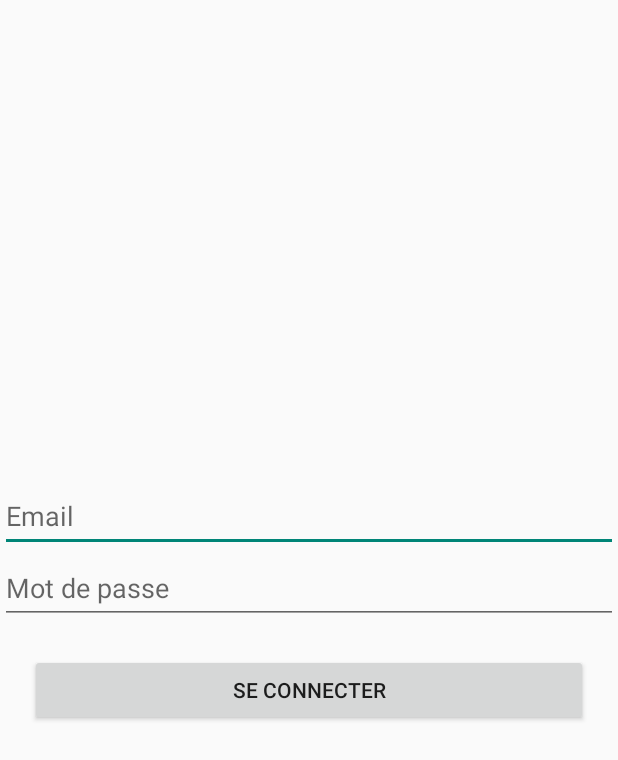
After one commit to Tibz1/SparcoonMobile, an Android app: the layout fragment_connexion.xml on its own in the app's theme, with its tools: preview values and no code run, on a phone screen of 412 x 824 dp. The commit adds this screen. Shown: the top 760 px of the screen. Run offline under Robolectric (Android 15) with nearby library versions, the phone set to English and light mode, and no system bars.

Commit message:
tentative système de connexion avec sql

```diff
--- a/app/build.gradle
+++ b/app/build.gradle
@@ -1,6 +1,9 @@
 plugins {
     id 'com.android.application'
     id 'org.jetbrains.kotlin.android'
+    id 'com.google.gms.google-services'
+    id 'kotlin-android'
+    id 'kotlin-android-extensions'
 }
 
 android {
@@ -38,6 +41,7 @@ dependencies {
     implementation 'com.google.android.material:material:1.4.0'
     implementation 'androidx.constraintlayout:constraintlayout:2.0.4'
     implementation 'com.github.bumptech.glide:glide:4.13.2'
+    implementation 'com.google.firebase:firebase-database:19.2.1'
     testImplementation 'junit:junit:4.13.2'
     androidTestImplementation 'androidx.test.ext:junit:1.1.3'
     androidTestImplementation 'androidx.test.espresso:espresso-core:3.4.0'
--- a/app/src/main/java/fr/thibaud/sparcoon/MainActivity.kt
+++ b/app/src/main/java/fr/thibaud/sparcoon/MainActivity.kt
@@ -2,6 +2,7 @@ package fr.thibaud.sparcoon
 
 import androidx.appcompat.app.AppCompatActivity
 import android.os.Bundle
+import fr.thibaud.sparcoon.fragments.ConnexionFragment
 import fr.thibaud.sparcoon.fragments.HomeFragment
 
 
@@ -12,7 +13,7 @@ class MainActivity : AppCompatActivity() {
 
         //Injecter le fragment dans la boite (fragment_container)
         val transaction = supportFragmentManager.beginTransaction()
-        transaction.replace(R.id.fragment_container, HomeFragment(this))
+        transaction.replace(R.id.fragment_container, ConnexionFragment(this))
         transaction.addToBackStack(null)
         transaction.commit()
 
--- a/app/src/main/java/fr/thibaud/sparcoon/VehiculeModel.kt
+++ b/app/src/main/java/fr/thibaud/sparcoon/VehiculeModel.kt
@@ -6,7 +6,7 @@ class VehiculeModel(
     val modele: String = "Modèle",
     val annee: Int = 2022,
     val energie: String = "Énergie",
-    val Critair: Int = 1,
+    val critair: Int = 1,
     val imageUrl: String = "https://fonts.googleapis.com/css2?family=Material+Symbols+Outlined:opsz,wght,FILL,GRAD@20..48,100..700,0..1,-50..200",
     val liked: Boolean = false
 )
--- /dev/null
+++ b/app/src/main/res/layout/fragment_connexion.xml
@@ -0,0 +1,33 @@
+<?xml version="1.0" encoding="utf-8"?>
+<LinearLayout xmlns:android="http://schemas.android.com/apk/res/android"
+    android:layout_width="match_parent"
+    android:layout_height="match_parent"
+    android:gravity="center"
+    android:orientation="vertical">
+
+    <EditText
+        android:id="@+id/txtEmail"
+        android:layout_width="match_parent"
+        android:layout_height="wrap_content"
+        android:autofillHints=""
+        android:ems="10"
+        android:hint="Email"
+        android:inputType="textPersonName"
+        android:minHeight="48dp" />
+
+    <EditText
+        android:id="@+id/txtPassword"
+        android:layout_width="match_parent"
+        android:layout_height="wrap_content"
+        android:ems="10"
+        android:hint="Mot de passe"
+        android:inputType="textPassword"
+        android:minHeight="48dp" />
+
+    <Button
+        android:id="@+id/btnConnexion"
+        android:layout_width="match_parent"
+        android:layout_height="wrap_content"
+        android:layout_margin="@dimen/default_margin"
+        android:text="Se connecter" />
+</LinearLayout>
--- a/build.gradle
+++ b/build.gradle
@@ -1,4 +1,8 @@
-// Top-level build file where you can add configuration options common to all sub-projects/modules.
+buildscript {
+    dependencies {
+        classpath 'com.google.gms:google-services:4.3.3'
+    }
+}// Top-level build file where you can add configuration options common to all sub-projects/modules.
 plugins {
     id 'com.android.application' version '7.1.2' apply false
     id 'com.android.library' version '7.1.2' apply false
```
Also changed, not shown: app/src/main/java/fr/thibaud/sparcoon/VehiculeRepository.kt (added, +34 -0 lines), app/src/main/java/fr/thibaud/sparcoon/fragments/ConnexionFragment.kt (added, +122 -0 lines), 1 other file.
